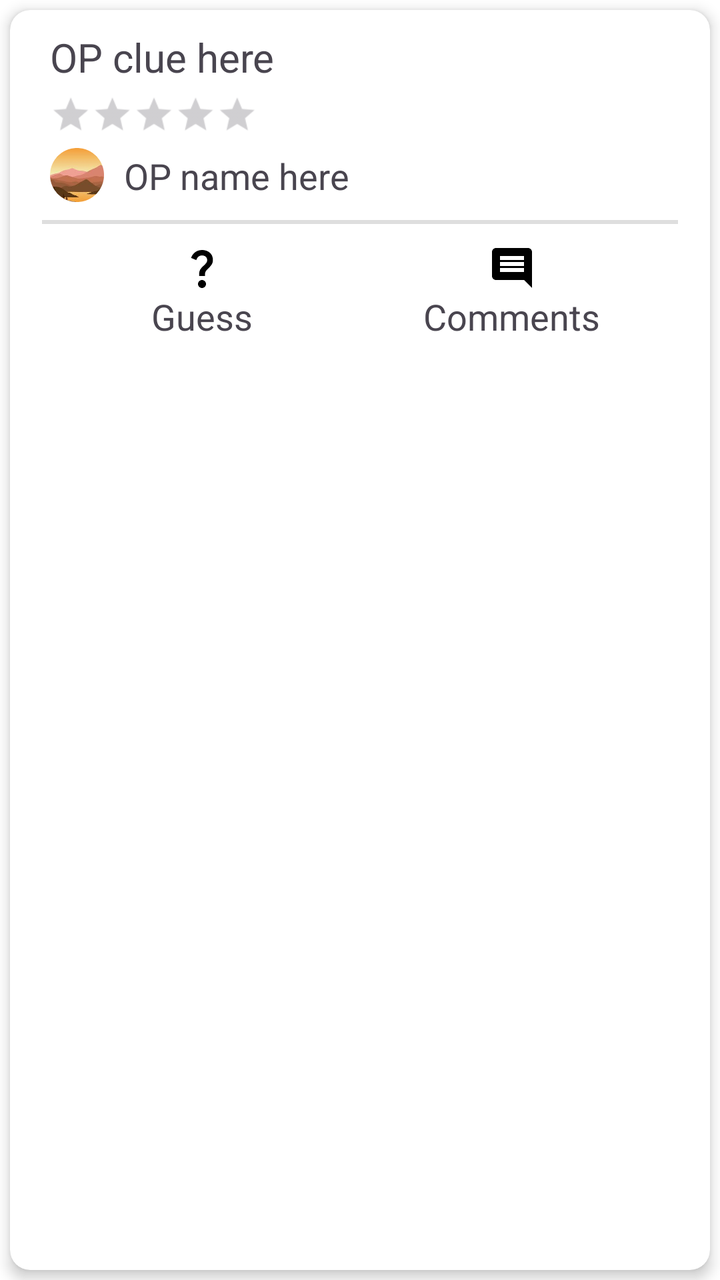
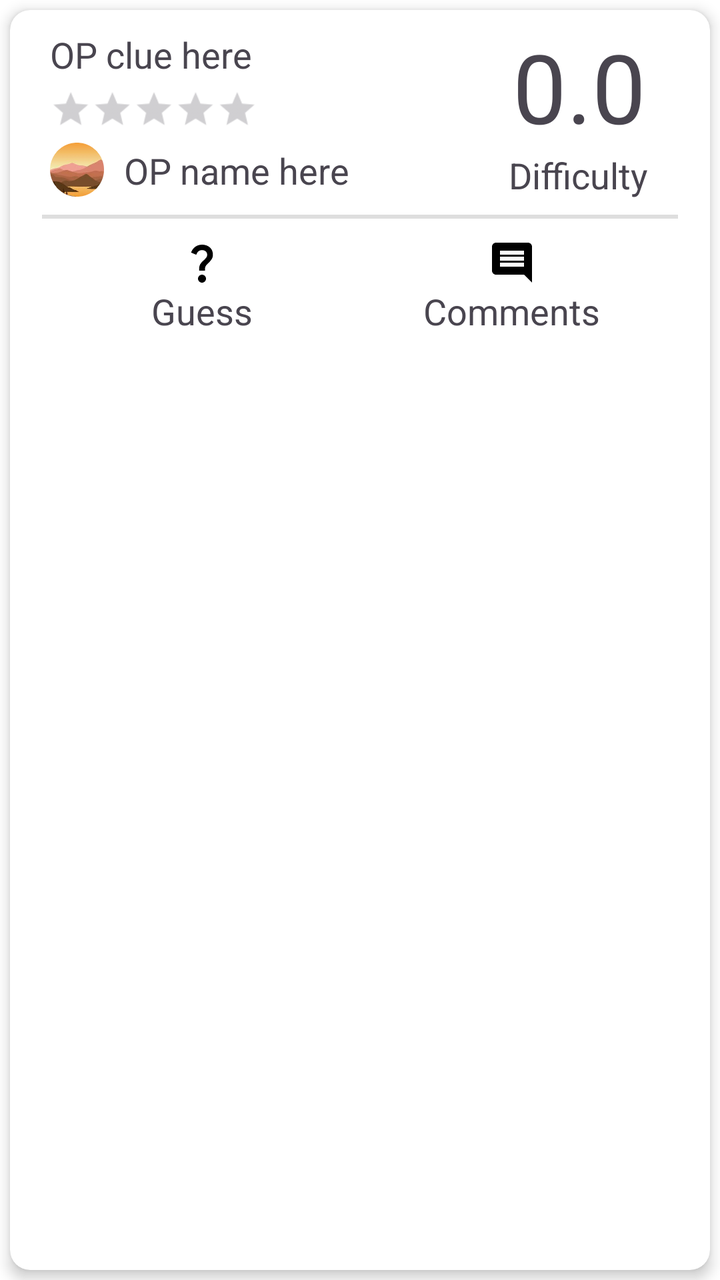

An Android layout rendered at two revisions. The XML below is the earlier revision; the diff shows what the commit changed to produce the second picture.
<!-- AndroidManifest.xml: application theme Theme.TheApp -->
<!-- res/layout/post_preview.xml -->
<?xml version="1.0" encoding="utf-8"?>
<LinearLayout xmlns:android="http://schemas.android.com/apk/res/android"
    android:layout_width="match_parent"
    android:layout_height="wrap_content"
    xmlns:app="http://schemas.android.com/apk/res-auto">

    <androidx.cardview.widget.CardView
        android:layout_width="match_parent"
        android:layout_height="match_parent"
        app:cardCornerRadius="10dp"
        android:layout_margin="5dp"
        app:cardElevation="4dp"
        android:clickable="false"
        android:focusable="false"
        android:foreground="?attr/selectableItemBackground">

        <RelativeLayout
            android:layout_width="match_parent"
            android:layout_height="match_parent"
            android:orientation="vertical">

            <TextView
                android:id="@+id/postClue"
                android:layout_width="match_parent"
                android:layout_height="wrap_content"
                android:textSize="20sp"
                android:text="@string/default_op_clue"
                android:layout_marginStart="20dp"
                android:layout_marginEnd="100dp"
                android:layout_marginTop="10dp"
                android:maxLines="2"/>

            <RatingBar
                android:layout_width="wrap_content"
                android:layout_height="wrap_content"
                android:layout_below="@id/postClue"
                android:layout_marginStart="20dp"
                android:layout_marginTop="5dp"
                style="?android:attr/ratingBarStyleSmall"
                android:scaleX="1.3"
                android:scaleY="1.3"
                android:transformPivotX="0dp"
                android:transformPivotY="0dp"
                android:id="@+id/postRatingStars"
                android:stepSize="0.5"
                android:isIndicator="true"/>

            <ImageView
                android:id="@+id/postOPPic"
                android:layout_width="27dp"
                android:layout_height="27dp"
                android:layout_marginTop="11dp"
                android:layout_below="@id/postRatingStars"
                android:layout_marginStart="20dp"
                android:src="@drawable/ic_profile"/>

            <TextView
                android:id="@+id/postOP"
                android:layout_below="@id/postRatingStars"
                android:layout_toEndOf="@id/postOPPic"
                android:layout_width="match_parent"
                android:layout_height="wrap_content"
                android:focusable="true"
                android:clickable="true"
                android:textSize="18sp"
                android:text="@string/default_op_name"
                android:layout_marginTop="12.5dp"
                android:layout_marginStart="10dp"
                android:layout_marginEnd="50dp" />

            <ImageView
                android:id="@+id/divHorizontal"
                android:layout_width="match_parent"
                android:layout_height="2dp"
                android:layout_below="@id/postOP"
                android:layout_marginTop="10dp"
                android:src="@color/divider_color"
                android:layout_marginHorizontal="16dp"/>

            <ImageView
                android:id="@+id/guessImage"
                android:clickable="true"
                android:focusable="true"
                android:layout_width="24dp"
                android:layout_height="24dp"
                android:layout_marginStart="84dp"
                android:src="@drawable/baseline_question_mark_24"
                android:layout_below="@id/divHorizontal"
                android:layout_marginTop="10dp"/>

            <TextView
                android:layout_width="wrap_content"
                android:layout_height="wrap_content"
                android:textSize="18sp"
                android:layout_marginBottom="10dp"
                android:layout_marginStart="70.5dp"
                android:layout_below="@id/guessImage"
                android:text="@string/guess_button"/>

            <ImageView
                android:id="@+id/commentImage"
                android:clickable="true"
                android:focusable="true"
                android:layout_width="24dp"
                android:layout_height="24dp"
                android:layout_alignParentEnd="true"
                android:layout_marginEnd="87dp"
                android:src="@drawable/baseline_comment_24"
                android:layout_below="@id/divHorizontal"
                android:layout_marginTop="10dp"/>

            <TextView
                android:layout_width="wrap_content"
                android:layout_height="wrap_content"
                android:textSize="18sp"
                android:layout_alignParentEnd="true"
                android:layout_marginBottom="10dp"
                android:layout_marginEnd="55dp"
                android:layout_below="@id/guessImage"
                android:text="@string/comment_button"/>

        </RelativeLayout>

    </androidx.cardview.widget.CardView>

</LinearLayout>
<!-- resources referenced by this layout -->
<resources>
  <color name="divider_color">#DEDEDE</color>
  <!-- drawable baseline_comment_24 (drawable) -->
  <vector xmlns:android="http://schemas.android.com/apk/res/android" android:autoMirrored="true" android:height="24dp" android:tint="#000000" android:viewportHeight="24" android:viewportWidth="24" android:width="24dp">
        
      <path android:fillColor="@android:color/white" android:pathData="M21.99,4c0,-1.1 -0.89,-2 -1.99,-2L4,2c-1.1,0 -2,0.9 -2,2v12c0,1.1 0.9,2 2,2h14l4,4 -0.01,-18zM18,14L6,14v-2h12v2zM18,11L6,11L6,9h12v2zM18,8L6,8L6,6h12v2z"/>
      
  </vector>
  <!-- drawable baseline_question_mark_24 (drawable) -->
  <vector xmlns:android="http://schemas.android.com/apk/res/android" android:height="24dp" android:tint="#000000" android:viewportHeight="24" android:viewportWidth="24" android:width="24dp">
        
      <path android:fillColor="@android:color/white" android:pathData="M11.07,12.85c0.77,-1.39 2.25,-2.21 3.11,-3.44c0.91,-1.29 0.4,-3.7 -2.18,-3.7c-1.69,0 -2.52,1.28 -2.87,2.34L6.54,6.96C7.25,4.83 9.18,3 11.99,3c2.35,0 3.96,1.07 4.78,2.41c0.7,1.15 1.11,3.3 0.03,4.9c-1.2,1.77 -2.35,2.31 -2.97,3.45c-0.25,0.46 -0.35,0.76 -0.35,2.24h-2.89C10.58,15.22 10.46,13.95 11.07,12.85zM14,20c0,1.1 -0.9,2 -2,2s-2,-0.9 -2,-2c0,-1.1 0.9,-2 2,-2S14,18.9 14,20z"/>
      
  </vector>
  <!-- drawable ic_profile (drawable) -->
  <?xml version="1.0" encoding="utf-8"?>
  <bitmap xmlns:android="http://schemas.android.com/apk/res/android"
      android:src="@drawable/cropped_circle_image"
      android:gravity="center">
  
  </bitmap>
  <string name="comment_button">Comments</string>
  <string name="default_op_clue">OP clue here</string>
  <string name="default_op_name">OP name here</string>
  <string name="guess_button">Guess</string>
  <style name="Theme.TheApp" parent="Base.Theme.TheApp">
          
          <item name="android:navigationBarColor">@android:color/transparent</item>
          <item name="android:statusBarColor">@android:color/transparent</item>
          <item name="android:windowLightStatusBar">?attr/isLightTheme</item>
      </style>
  <!-- drawable cropped_circle_image: png bitmap (drawable, 21187 bytes) -->
  <style name="Base.Theme.TheApp" parent="Theme.Material3.DayNight.NoActionBar">
          
          
          <item name="colorSurface">@color/nav_view</item>
          <item name="colorOnBackground">@color/nav_view</item>
          <item name="android:colorBackground">@color/nav_view</item>
          <item name="colorPrimary">@color/primary</item>
          <item name="colorOnPrimary">@color/on_primary</item>
      </style>
  <color name="nav_view">#FFFFFF</color>
  <color name="primary">#000000</color>
  <color name="on_primary">#FFFFFF</color>
</resources>

<!-- the commit's change to res/layout/post_preview.xml (unified diff, before → after) -->
@@ -23,7 +23,7 @@
                 android:id="@+id/postClue"
                 android:layout_width="match_parent"
                 android:layout_height="wrap_content"
-                android:textSize="20sp"
+                android:textSize="18sp"
                 android:text="@string/default_op_clue"
                 android:layout_marginStart="20dp"
                 android:layout_marginEnd="100dp"
@@ -66,7 +66,28 @@
                 android:text="@string/default_op_name"
                 android:layout_marginTop="12.5dp"
                 android:layout_marginStart="10dp"
-                android:layout_marginEnd="50dp" />
+                android:layout_marginEnd="100dp" />
+
+            <TextView
+                android:id="@+id/diffNum"
+                android:layout_width="wrap_content"
+                android:layout_height="wrap_content"
+                android:text="@string/diff_num"
+                android:layout_marginTop="6dp"
+                android:textSize="48sp"
+                android:layout_alignParentEnd="true"
+                android:layout_marginEnd="32dp"/>
+
+            <TextView
+                android:id="@+id/diffHeader"
+                android:layout_width="wrap_content"
+                android:layout_height="wrap_content"
+                android:text="@string/diff_header"
+                android:textSize="18sp"
+                android:layout_alignParentEnd="true"
+                android:layout_marginEnd="31dp"
+                android:layout_below="@id/diffNum"/>
+
 
             <ImageView
                 android:id="@+id/divHorizontal"
<!-- resource entries referenced after the edit -->
@@ -23,6 +23,8 @@
   <string name="comment_button">Comments</string>
   <string name="default_op_clue">OP clue here</string>
   <string name="default_op_name">OP name here</string>
+  <string name="diff_header">Difficulty</string>
+  <string name="diff_num">0.0</string>
   <string name="guess_button">Guess</string>
   <style name="Theme.TheApp" parent="Base.Theme.TheApp">
           
